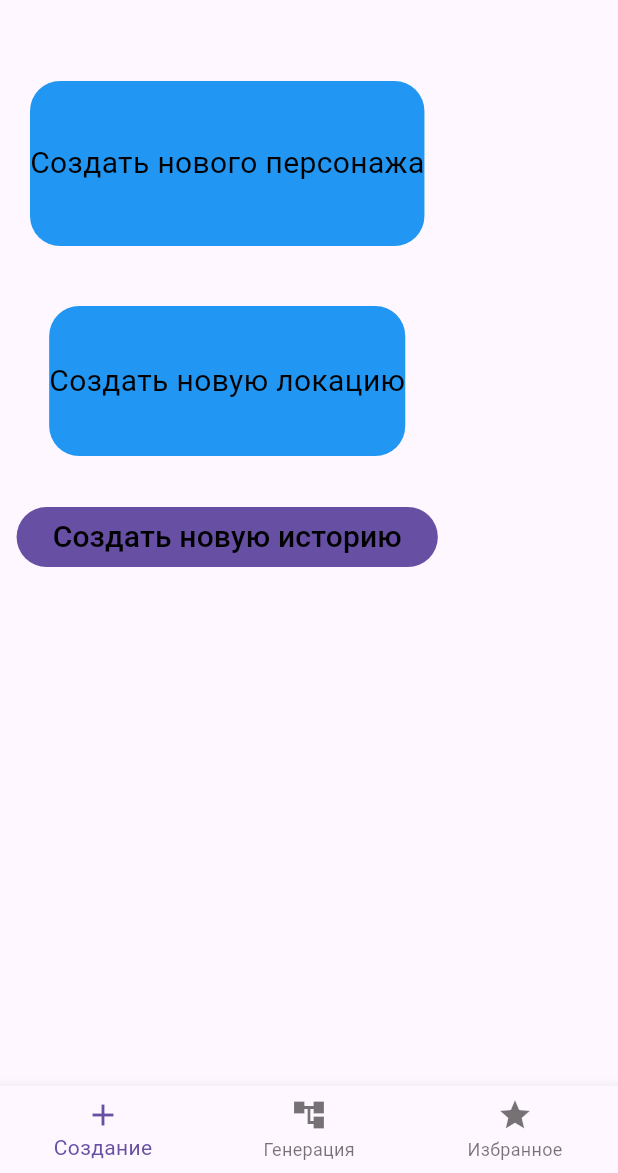
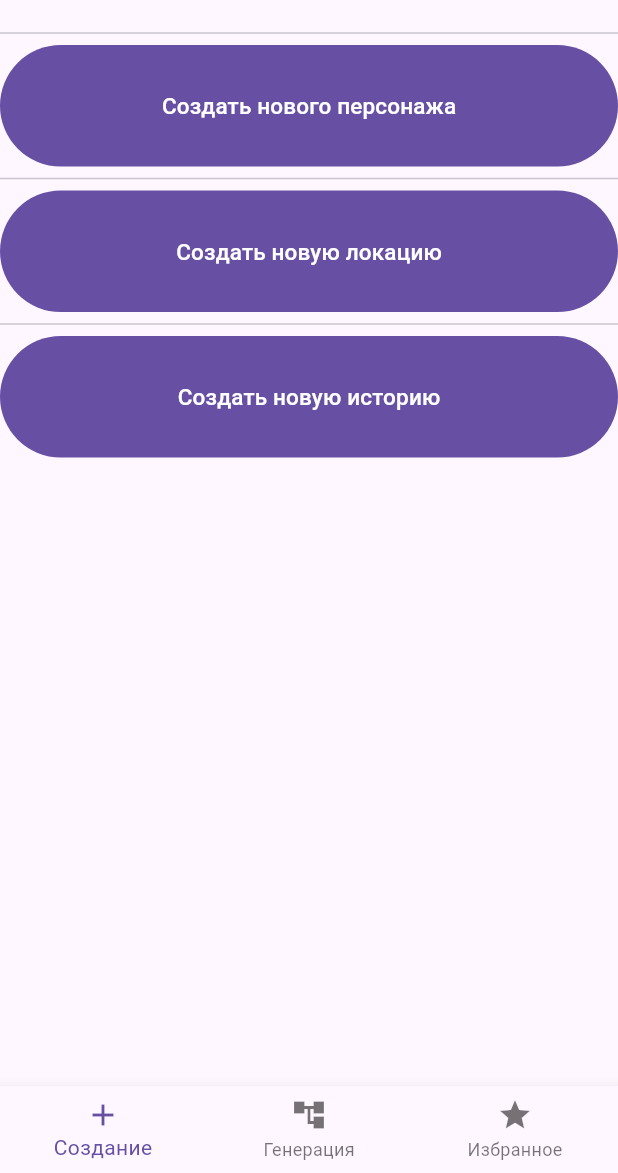
Before and after one commit to NikitaKolpakov27/flutter_app, a Flutter app: the AddMenu screen opened directly, on a phone screen of 412 x 824 dp, the part 63-1236 px from its top. Run offline on Flutter 3.47's test engine with Material 3 defaults, Android fonts, the phone set to English and light mode, and no system bars.

Commit message:
Simplified buttons, prepare to change drawer

```diff
--- a/lib/character/new_character.dart
+++ b/lib/character/new_character.dart
@@ -85,6 +85,7 @@ class _CreateNewCharacter extends State<NewCharacter> {
           child: Column(
             mainAxisAlignment: MainAxisAlignment.center,
             children: <Widget>[
+              const Text('Новый персонаж', style: TextStyle(fontSize: 25.0),),
               SizedBox(
                 width: 400.0,
                 child: TextFormField(
--- a/lib/main.dart
+++ b/lib/main.dart
@@ -211,7 +211,7 @@ class _AddMenu extends State<AddMenu> {
   String _password = '';
   String _email = '';
 
-  TextStyle _current_style = const TextStyle(fontSize: 20.0, color: Colors.black);
+  TextStyle _current_style = const TextStyle(fontSize: 15.0, color: Colors.white);
   final _sizeTitleDrawer = const TextStyle(fontSize: 30.0, fontStyle: FontStyle.italic, color: Colors.lightBlue);
 
   // AddMenu(String name, String email, String password) {
@@ -413,15 +413,16 @@ class _AddMenu extends State<AddMenu> {
 
 
         body: SizedBox(
-          height: 500,
+          height: double.infinity,
           width: double.infinity,
-          child: SingleChildScrollView(
-            scrollDirection: Axis.horizontal,
           child: Column(
             children: [
-                const SizedBox(height: 20,),
-                InkWell(
-                  onTap: () {
+              const Divider(),
+              FilledButton(
+                style: ButtonStyle(
+                  padding: MaterialStateProperty.all(const EdgeInsets.all(30)),
+                ),
+                onPressed: () {
                   Navigator.push(
                     context,
                     MaterialPageRoute(
@@ -429,22 +430,16 @@ class _AddMenu extends State<AddMenu> {
                     ),
                   );
                 },
-                  child: SizedBox(
-                    height: 150,
-                    child: Container(
-                      decoration: BoxDecoration(
-                        borderRadius: BorderRadius.circular(20.0),
-                        color: Colors.blue,
-                      ),
-                      margin: const EdgeInsets.all(20),
                 child: Center(child: Text('Создать нового персонажа', style: _current_style,),),
               ),
-                  ),
-                ),
+              const Divider(),
 
 
-                InkWell(
-                  onTap: () {
+              FilledButton(
+                style: ButtonStyle(
+                  padding: MaterialStateProperty.all(const EdgeInsets.all(30)),
+                ),
+                onPressed: () {
                   Navigator.push(
                     context,
                     MaterialPageRoute(
@@ -452,25 +447,14 @@ class _AddMenu extends State<AddMenu> {
                     ),
                   );
                 },
-                  child: SizedBox(
-                    height: 150,
-                    child: Column(
-                      children: <Widget>[
-                        Container(
-                          height: 100,
-                          decoration: BoxDecoration(
-                            borderRadius: BorderRadius.circular(20.0),
-                            color: Colors.blue,
-                          ),
-                          margin: const EdgeInsets.all(20),
                 child: Center(child: Text('Создать новую локацию', style: _current_style,),),
               ),
-                      ],
-                    ),
-                  ),
-                ),
+              const Divider(),
 
               FilledButton(
+                  style: ButtonStyle(
+                    padding: MaterialStateProperty.all(const EdgeInsets.all(30)),
+                  ),
                   onPressed: () {
                     Navigator.push(
                       context,
@@ -481,35 +465,7 @@ class _AddMenu extends State<AddMenu> {
                   },
                   child: Center(child: Text('Создать новую историю', style: _current_style,),),
               ),
-                // InkWell(
-                //   onTap: () {
-                //     Navigator.push(
-                //       context,
-                //       MaterialPageRoute(
-                //         builder: (context) => CreateNewStory(_name),
-                //       ),
-                //     );
-                //   },
-                //   child: SizedBox(
-                //     height: 150,
-                //     child: Column(
-                //       children: <Widget>[
-                //         Container(
-                //           height: 100,
-                //           width: 300,
-                //           decoration: BoxDecoration(
-                //             borderRadius: BorderRadius.circular(20.0),
-                //             color: Colors.blue,
-                //           ),
-                //           margin: const EdgeInsets.all(20),
-                //           child: Center(child: Text('Создать новую историю', style: _current_style,),),
-                //         ),
-                //       ],
-                //     ),
-                //   ),
-                // ),
             ],
-            ),
           )
         ));
   }
```
Lines whose indentation alone changed are shown as unchanged.
